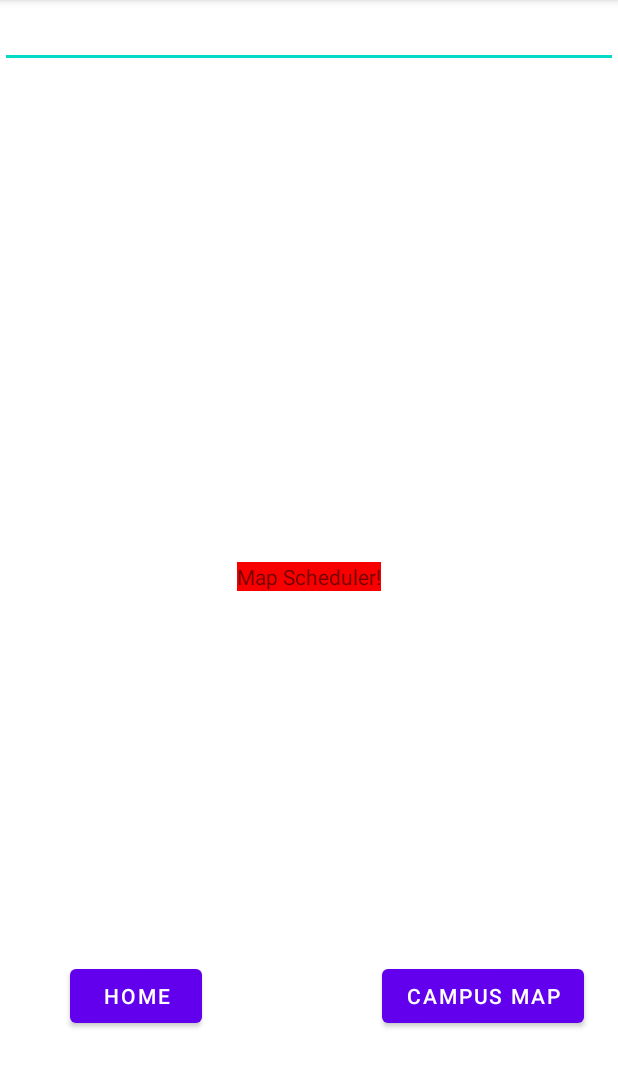
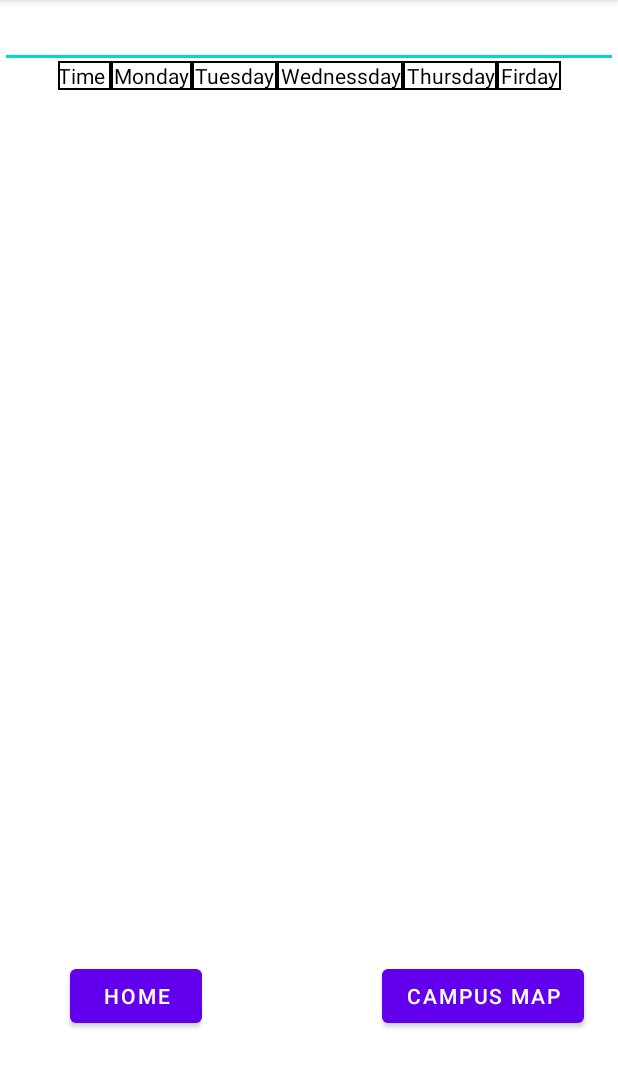
Before and after one commit to oooZCooo/COEN174, an Android app: the screen it shows after launch (MainActivity), on a phone screen of 412 x 824 dp, the part 84-1172 px from its top. Run offline under Robolectric (Android 15) with nearby library versions, the phone set to English and light mode, and no system bars.

Commit message:
add table

```diff
--- /dev/null
+++ b/app/src/main/res/drawable/border.xml
@@ -0,0 +1,7 @@
+<?xml version="1.0" encoding="utf-8"?>
+<shape
+    xmlns:android="http://schemas.android.com/apk/res/android"
+    android:shape= "rectangle">
+    <solid android:color="#ffffff"/>
+    <stroke android:width="1dp" android:color="#000000"/>
+</shape>
--- a/app/src/main/res/layout/activity_main.xml
+++ b/app/src/main/res/layout/activity_main.xml
@@ -5,16 +5,6 @@
     android:layout_width="match_parent"
     android:layout_height="match_parent"
     tools:context=".MainActivity">
-
-    <TextView
-        android:layout_width="wrap_content"
-        android:layout_height="wrap_content"
-        android:background="#F80000"
-        android:text="Map Scheduler!"
-        app:layout_constraintBottom_toBottomOf="parent"
-        app:layout_constraintEnd_toEndOf="parent"
-        app:layout_constraintStart_toStartOf="parent"
-        app:layout_constraintTop_toTopOf="parent" />
 
     <Button
         android:id="@+id/button"
@@ -24,7 +14,7 @@
         android:layout_marginTop="621dp"
         android:layout_marginEnd="277dp"
         android:layout_marginBottom="62dp"
-        android:text="Home"
+        android:text="@string/home"
         app:layout_constraintBottom_toBottomOf="parent"
         app:layout_constraintEnd_toEndOf="parent"
         app:layout_constraintStart_toStartOf="parent"
@@ -38,8 +28,8 @@
         android:layout_marginTop="621dp"
         android:layout_marginEnd="46dp"
         android:layout_marginBottom="62dp"
-        android:text="Campus Map"
         android:onClick="linkToGoogleMaps"
+        android:text="@string/campus_map"
         app:layout_constraintBottom_toBottomOf="parent"
         app:layout_constraintEnd_toEndOf="parent"
         app:layout_constraintStart_toStartOf="parent"
@@ -52,4 +42,97 @@
         android:inputType="text"
         tools:ignore="MissingConstraints" />
 
+    <TableLayout
+        android:layout_width="335dp"
+        android:layout_height="396dp"
+        app:layout_constraintBottom_toBottomOf="parent"
+        app:layout_constraintEnd_toEndOf="parent"
+        app:layout_constraintStart_toStartOf="parent"
+        app:layout_constraintTop_toTopOf="parent"
+        app:layout_constraintVertical_bias="0.11">
+
+        <TableRow
+            android:id="@+id/row1"
+            android:layout_width="match_parent"
+            android:layout_height="match_parent"
+            android:background="@drawable/border">
+
+            <TextView
+                android:id="@+id/textView"
+                android:layout_width="wrap_content"
+                android:layout_height="wrap_content"
+                android:layout_gravity="center_horizontal"
+                android:layout_weight="3"
+                android:text="Time"
+                android:textColor="#000000"
+                android:background="@drawable/border" />
+
+            <TextView
+                android:id="@+id/textView2"
+                android:layout_width="wrap_content"
+                android:layout_height="wrap_content"
+                android:layout_weight="3"
+                android:gravity="center_horizontal"
+                android:text="Monday"
+                android:textColor="#000000"
+                android:background="@drawable/border" />
+
+            <TextView
+                android:id="@+id/textView3"
+                android:layout_width="wrap_content"
+                android:layout_height="wrap_content"
+                android:layout_weight="3"
+                android:gravity="center_horizontal"
+                android:text="Tuesday"
+                android:textColor="#000000"
+                android:background="@drawable/border" />
+
+            <TextView
+                android:id="@+id/textView4"
+                android:layout_width="wrap_content"
+                android:layout_height="wrap_content"
+                android:layout_weight="3"
+                android:gravity="center_horizontal"
+                android:text="Wednessday"
+                android:textColor="#000000"
+                android:background="@drawable/border" />
+
+            <TextView
+                android:id="@+id/textView5"
+                android:layout_width="wrap_content"
+                android:layout_height="wrap_content"
+                android:layout_weight="3"
+                android:gravity="center_horizontal"
+                android:text="Thursday"
+                android:textColor="#000000"
+                android:background="@drawable/border" />
+
+            <TextView
+                android:id="@+id/textView6"
+                android:layout_width="wrap_content"
+                android:layout_height="wrap_content"
+                android:layout_weight="3"
+                android:gravity="center_horizontal"
+                android:text="Firday"
+                android:textColor="#000000"
+                android:background="@drawable/border" />
+        </TableRow>
+
+        <TableRow
+            android:id="@+id/row2"
+            android:layout_width="match_parent"
+            android:layout_height="match_parent" />
+
+        <TableRow
+            android:id="@+id/row3"
+            android:layout_width="match_parent"
+            android:layout_height="match_parent" />
+
+        <TableRow
+            android:id="@+id/row4"
+            android:layout_width="match_parent"
+            android:layout_height="match_parent" />
+
+    </TableLayout>
+
 </androidx.constraintlayout.widget.ConstraintLayout>
--- a/app/src/main/res/values/strings.xml
+++ b/app/src/main/res/values/strings.xml
@@ -1,3 +1,5 @@
 <resources>
     <string name="app_name">COEN174</string>
+    <string name="home">Home</string>
+    <string name="campus_map">Campus Map</string>
 </resources>
```
